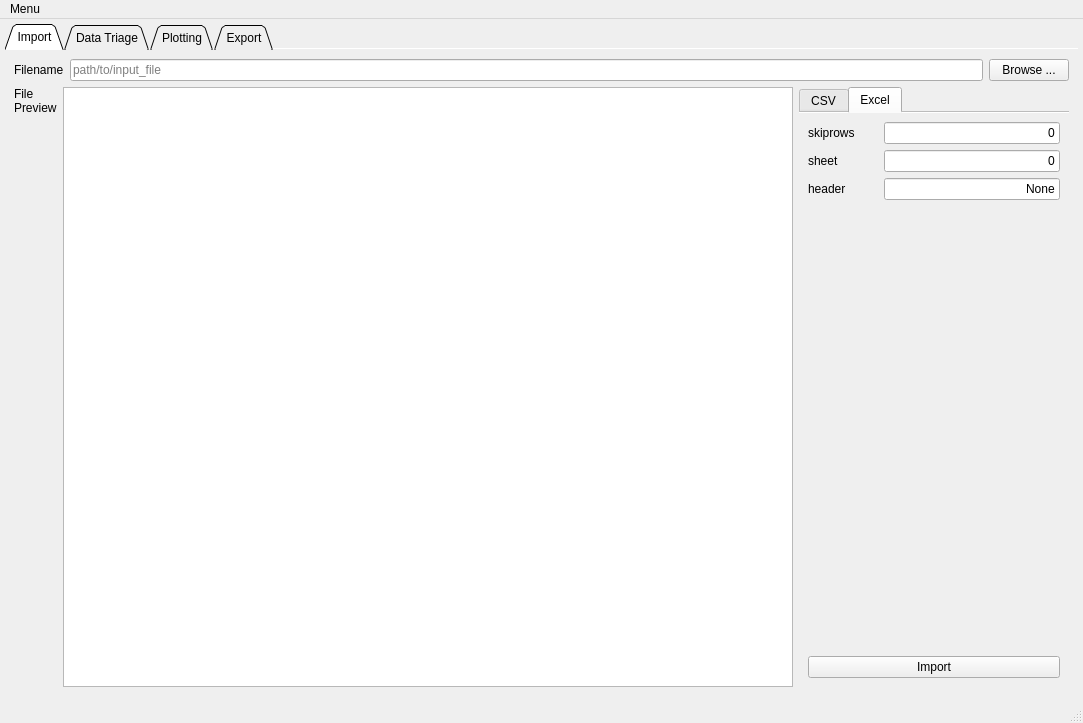
This is form.ui in kevinanewman/colliderscope2024 as Qt 5 draws it before an edit. The edited form follows.
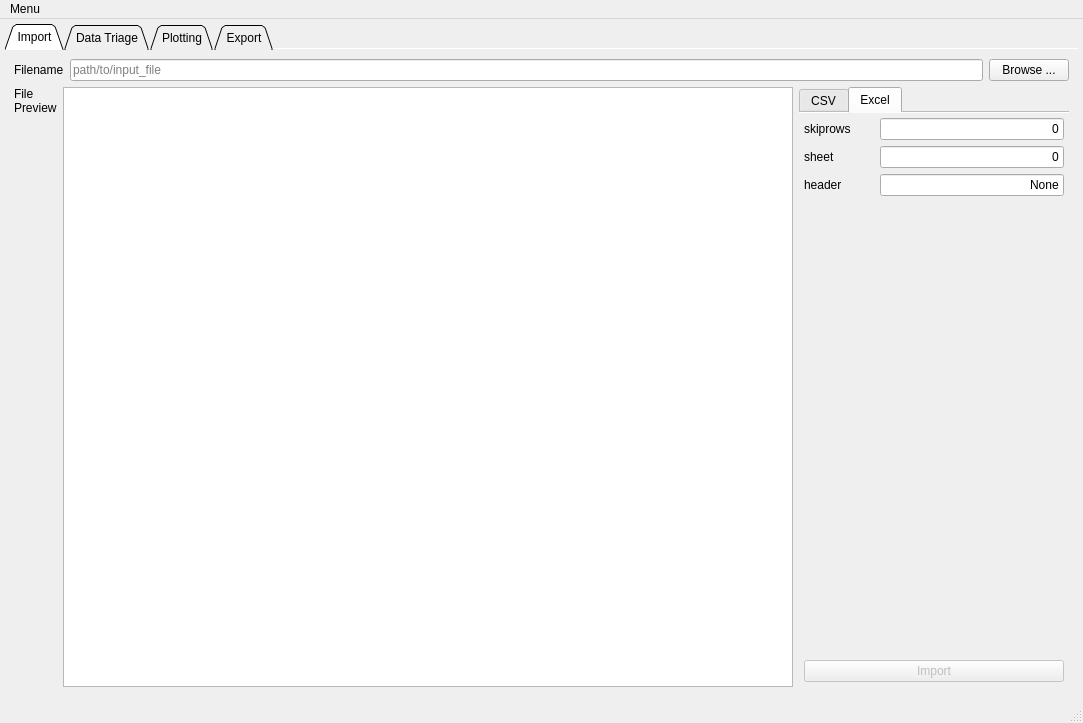
This is the edited form. The open tabs and pages were chosen to show the change.

Commit message: dynamic enable of import buttons other minor refactoring and fixes

The edit to the form file:
```diff
--- a/form.ui
+++ b/form.ui
@@ -426,6 +426,18 @@
                   <string>Excel</string>
                  </attribute>
                  <layout class="QVBoxLayout" name="verticalLayout_8">
+                  <property name="leftMargin">
+                   <number>5</number>
+                  </property>
+                  <property name="topMargin">
+                   <number>5</number>
+                  </property>
+                  <property name="rightMargin">
+                   <number>5</number>
+                  </property>
+                  <property name="bottomMargin">
+                   <number>5</number>
+                  </property>
                   <item>
                    <layout class="QHBoxLayout" name="import_excel_skip_rows_horizontalLayout">
                     <item>
@@ -540,12 +552,21 @@
                   </item>
                   <item>
                    <widget class="QPushButton" name="import_excel_pushButton">
+                    <property name="enabled">
+                     <bool>false</bool>
+                    </property>
                     <property name="sizePolicy">
                      <sizepolicy hsizetype="MinimumExpanding" vsizetype="Fixed">
                       <horstretch>0</horstretch>
                       <verstretch>0</verstretch>
                      </sizepolicy>
                     </property>
+                    <property name="minimumSize">
+                     <size>
+                      <width>252</width>
+                      <height>0</height>
+                     </size>
+                    </property>
                     <property name="text">
                      <string>Import</string>
                     </property>
```
Left out of the diff: 9 changed lines with no effect on the pictures. The commit also changes 2 other files.
